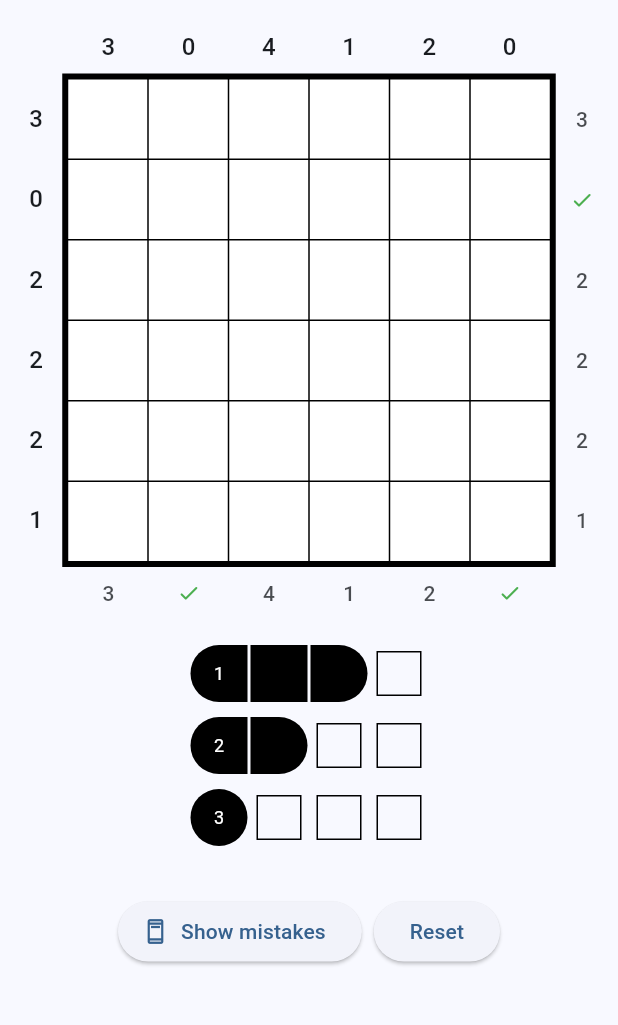
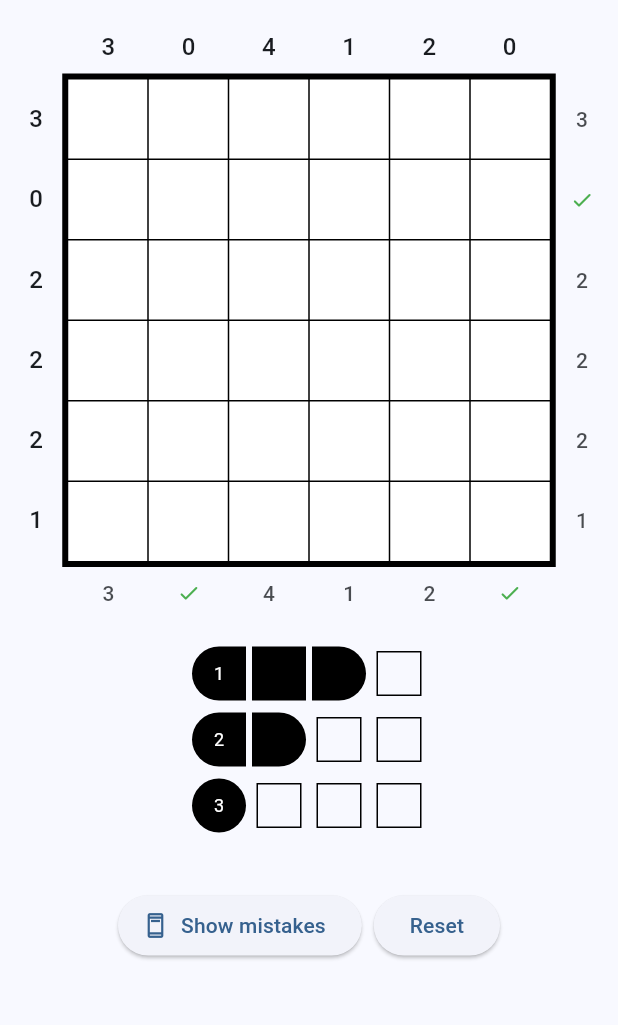
Before and after one commit to avidenie/battleships, a Flutter app: the screen it shows after launch, on a phone screen of 412 x 824 dp, the part 63-1088 px from its top. Run offline on Flutter 3.47's test engine with Material 2 defaults, Android fonts, the phone set to English and light mode, and no system bars; our stand-ins replace flutter_riverpod, freezed_annotation, riverpod_annotation; generated files the repository leaves out were written again.

Commit message:
feat: dynamic legend based on board size

```diff
--- /dev/null
+++ b/lib/models/game_data.dart
@@ -0,0 +1,18 @@
+import 'package:freezed_annotation/freezed_annotation.dart';
+
+part 'game_data.freezed.dart';
+
+@freezed
+class GameData with _$GameData {
+  const factory GameData({
+    @Default({
+      6: [(3, 1), (2, 2), (1, 3)],
+      7: [(4, 1), (3, 1), (2, 2), (1, 3)],
+      8: [(4, 1), (3, 2), (2, 3), (1, 3)],
+      10: [(5, 1), (4, 1), (3, 2), (2, 3), (1, 4)],
+      12: [(5, 1), (4, 1), (3, 2), (2, 4), (1, 4)],
+      15: [(5, 1), (4, 2), (3, 3), (2, 4), (1, 4)],
+    })
+    Map<int, List<(int, int)>> shipSizes,
+  }) = _GameData;
+}
--- a/lib/models/level_data.dart
+++ b/lib/models/level_data.dart
@@ -6,7 +6,8 @@ part 'level_data.freezed.dart';
 class LevelData with _$LevelData {
   const factory LevelData({
     required int size,
-    required List<int> grid,
+    required List<int> board,
+    required List<int> revealed,
     required List<int> rowSums,
     required List<int> colSums,
   }) = _LevelData;
--- /dev/null
+++ b/lib/providers/game.dart
@@ -0,0 +1,10 @@
+import 'package:riverpod_annotation/riverpod_annotation.dart';
+
+import '../models/game_data.dart';
+
+part 'game.g.dart';
+
+@riverpod
+GameData game(GameRef ref) {
+  return const GameData();
+}
--- a/lib/providers/level.dart
+++ b/lib/providers/level.dart
@@ -11,7 +11,8 @@ class Level extends _$Level {
   LevelData build() {
     return const LevelData(
       size: 6,
-      grid: [1],
+      board: [1],
+      revealed: [],
       rowSums: [3, 0, 2, 2, 2, 1, 3, 0, 2, 2, 2, 1, 3, 0, 2, 2, 2, 1],
       colSums: [3, 0, 4, 1, 2, 0, 3, 0, 4, 1, 2, 0, 3, 0, 4, 1, 2, 0],
     );
--- a/lib/widgets/legend.dart
+++ b/lib/widgets/legend.dart
@@ -1,44 +1,82 @@
+import 'dart:math';
+
 import 'package:flutter/material.dart';
+import 'package:flutter_riverpod/flutter_riverpod.dart';
 
-class Legend extends StatelessWidget {
+import '../providers/game.dart';
+import '../providers/level.dart';
+import 'ship.dart';
+
+class Legend extends ConsumerWidget {
   const Legend({super.key, required this.boardWidth});
 
   final double boardWidth;
 
   @override
-  Widget build(BuildContext context) {
+  Widget build(BuildContext context, WidgetRef ref) {
+    final gameData = ref.watch(gameProvider);
+    final level = ref.watch(levelProvider);
+    final (maxShipSize, maxShipCount) =
+        gameData.shipSizes[level.size]?[0] ?? (0, 0);
+    final tileCount = maxShipSize + maxShipCount;
+    final tileWidth = min(40.0, boardWidth / tileCount);
+
     return SizedBox(
-      width: boardWidth,
-      child: const Column(
+      width: tileWidth * tileCount,
+      child: Column(
         children: [
-          Row(
-            mainAxisAlignment: MainAxisAlignment.center,
-            children: [
-              _Ship(type: ShipType.left, count: 1),
-              _Ship(type: ShipType.middle),
-              _Ship(type: ShipType.right),
-              _Found(found: false)
-            ],
-          ),
-          SizedBox(height: 8),
-          Row(
-            mainAxisAlignment: MainAxisAlignment.center,
-            children: [
-              _Ship(type: ShipType.left, count: 2),
-              _Ship(type: ShipType.right),
-              _Found(found: true),
-              _Found(found: false)
-            ],
-          ),
-          SizedBox(height: 8),
-          Row(
-            mainAxisAlignment: MainAxisAlignment.center,
-            children: [
-              _Ship(type: ShipType.circle, count: 3),
-              _Found(found: false),
-              _Found(found: false),
-              _Found(found: true)
-            ],
+          ...List.generate(gameData.shipSizes[level.size]?.length ?? 0,
+              (index) => gameData.shipSizes[level.size]?[index]).map(
+            (shipSize) => shipSize != null
+                ? Padding(
+                    padding: const EdgeInsets.only(bottom: 4.0),
+                    child: Row(
+                      // mainAxisAlignment: MainAxisAlignment.center,
+                      children: [
+                        ...List.generate(
+                          shipSize.$1,
+                          (index) => SizedBox(
+                            width: tileWidth,
+                            height: tileWidth,
+                            child: Ship(
+                              type: index == 0
+                                  ? (shipSize.$1 == 1
+                                      ? ShipType.single
+                                      : ShipType.left)
+                                  : index == shipSize.$1 - 1
+                                      ? ShipType.right
+                                      : (shipSize.$1 == 1
+                                          ? ShipType.single
+                                          : ShipType.middle),
+                              child: index == 0
+                                  ? Align(
+                                      alignment: Alignment.center,
+                                      child: Text(
+                                        shipSize.$2.toString(),
+                                        style: Theme.of(context)
+                                            .textTheme
+                                            .bodySmall
+                                            ?.copyWith(
+                                                color: Theme.of(context)
+                                                    .colorScheme
+                                                    .onPrimary),
+                                      ),
+                                    )
+                                  : null,
+                            ),
+                          ),
+                        ),
+                        ...List.generate(
+                          shipSize.$2,
+                          (index) => _Found(
+                            found: false,
+                            size: tileWidth,
+                          ),
+                        )
+                      ],
+                    ),
+                  )
+                : const SizedBox(),
           ),
         ],
       ),
@@ -46,75 +84,33 @@ class Legend extends StatelessWidget {
   }
 }
 
-enum ShipType { left, right, middle, circle }
-
-class _Ship extends StatelessWidget {
-  const _Ship({required this.type, this.count});
-
-  final ShipType type;
-  final int? count;
-
-  @override
-  Widget build(BuildContext context) {
-    const radius = 20.0;
-    return SizedBox(
-      width: 40.0,
-      height: 40.0,
-      child: Padding(
-        padding: const EdgeInsets.all(1.0),
-        child: Container(
-          decoration: BoxDecoration(
-            borderRadius: BorderRadius.only(
-              topLeft: type == ShipType.left || type == ShipType.circle
-                  ? const Radius.circular(radius)
-                  : Radius.zero,
-              bottomLeft: type == ShipType.left || type == ShipType.circle
-                  ? const Radius.circular(radius)
-                  : Radius.zero,
-              topRight: type == ShipType.right || type == ShipType.circle
-                  ? const Radius.circular(radius)
-                  : Radius.zero,
-              bottomRight: type == ShipType.right || type == ShipType.circle
-                  ? const Radius.circular(radius)
-                  : Radius.zero,
-            ),
-            color: Colors.black,
-          ),
-          child: count != null && count! > 0
-              ? Align(
-                  alignment: Alignment.center,
-                  child: Text(
-                    count.toString(),
-                    style: Theme.of(context).textTheme.bodySmall?.copyWith(
-                        color: Theme.of(context).colorScheme.onPrimary),
-                  ),
-                )
-              : null,
-        ),
-      ),
-    ); // Handle your onTap
-  }
-}
-
 class _Found extends StatelessWidget {
-  const _Found({required this.found});
+  const _Found({required this.found, required this.size});
 
   final bool found;
+  final double size;
 
   @override
   Widget build(BuildContext context) {
     return Padding(
       padding: const EdgeInsets.all(4.0),
       child: SizedBox(
-        width: 32.0,
-        height: 32.0,
+        width: size - 8.0,
+        height: size - 8.0,
         child: Padding(
           padding: const EdgeInsets.all(1.0),
           child: Container(
             decoration: BoxDecoration(border: Border.all(width: 1.0)),
+            child: found
+                ? const Icon(
+                    Icons.check_rounded,
+                    size: 20.0,
+                    color: Colors.green,
+                  )
+                : null,
           ),
         ),
       ),
-    ); // Handle your onTap
+    );
   }
 }
--- /dev/null
+++ b/lib/widgets/ship.dart
@@ -0,0 +1,50 @@
+import 'package:flutter/material.dart';
+
+enum ShipType { left, right, top, bottom, middle, single }
+
+class Ship extends StatelessWidget {
+  const Ship({super.key, required this.type, this.child});
+
+  final ShipType type;
+  final Widget? child;
+
+  @override
+  Widget build(BuildContext context) {
+    return LayoutBuilder(
+      builder: (context, constraints) {
+        final radius = ((constraints.maxWidth - 2) / 2).floorToDouble() + 2;
+        return Padding(
+          padding: const EdgeInsets.all(2.0),
+          child: Container(
+            decoration: BoxDecoration(
+              borderRadius: BorderRadius.only(
+                topLeft: type == ShipType.top ||
+                        type == ShipType.left ||
+                        type == ShipType.single
+                    ? Radius.circular(radius)
+                    : Radius.zero,
+                bottomLeft: type == ShipType.bottom ||
+                        type == ShipType.left ||
+                        type == ShipType.single
+                    ? Radius.circular(radius)
+                    : Radius.zero,
+                topRight: type == ShipType.top ||
+                        type == ShipType.right ||
+                        type == ShipType.single
+                    ? Radius.circular(radius)
+                    : Radius.zero,
+                bottomRight: type == ShipType.bottom ||
+                        type == ShipType.right ||
+                        type == ShipType.single
+                    ? Radius.circular(radius)
+                    : Radius.zero,
+              ),
+              color: Colors.black,
+            ),
+            child: child,
+          ),
+        );
+      },
+    );
+  }
+}
--- a/lib/widgets/tile.dart
+++ b/lib/widgets/tile.dart
@@ -4,6 +4,7 @@ import 'package:flutter_riverpod/flutter_riverpod.dart';
 import '../providers/tile_controller.dart';
 import '../models/tile_state.dart';
 import '../providers/level.dart';
+import 'ship.dart';
 
 class Tile extends ConsumerWidget {
   const Tile({super.key, required this.index});
@@ -49,9 +50,12 @@ class _TileContent extends ConsumerWidget {
 
   @override
   Widget build(BuildContext context, WidgetRef ref) {
+    final tileState = ref.watch(tileControllerProvider(index: index));
+    if (tileState.current != TileType.ship) {
+      return const SizedBox();
+    }
+
     final level = ref.watch(levelProvider);
-    final tileState = ref.watch(tileControllerProvider(index: index));
-
     final row = (index / level.size).floor();
     final column = index % level.size;
 
@@ -75,46 +79,37 @@ class _TileContent extends ConsumerWidget {
         ? ref.watch(tileControllerProvider(index: rightIndex))
         : null;
 
-    return LayoutBuilder(
-      builder: (context, constraints) {
-        final radius = ((constraints.maxWidth - 2) / 2).floorToDouble();
-        return Padding(
-          padding: const EdgeInsets.all(2.0),
-          child: tileState.current == TileType.ship
-              ? Container(
-                  decoration: BoxDecoration(
-                    borderRadius: BorderRadius.only(
-                      topLeft: top?.current == TileType.ship ||
-                              left?.current == TileType.ship ||
-                              (bottom?.current == TileType.ship &&
-                                  right?.current == TileType.ship)
-                          ? Radius.zero
-                          : Radius.circular(radius),
-                      topRight: top?.current == TileType.ship ||
-                              right?.current == TileType.ship ||
-                              (bottom?.current == TileType.ship &&
-                                  left?.current == TileType.ship)
-                          ? Radius.zero
-                          : Radius.circular(radius),
-                      bottomLeft: bottom?.current == TileType.ship ||
-                              left?.current == TileType.ship ||
-                              (top?.current == TileType.ship &&
-                                  right?.current == TileType.ship)
-                          ? Radius.zero
-                          : Radius.circular(radius),
-                      bottomRight: bottom?.current == TileType.ship ||
-                              right?.current == TileType.ship ||
-                              (top?.current == TileType.ship &&
-                                  left?.current == TileType.ship)
-                          ? Radius.zero
-                          : Radius.circular(radius),
-                    ),
-                    color: Colors.black,
-                  ),
-                )
-              : null,
-        );
-      },
-    ); // Handle your onTap
+    if (left?.current != TileType.ship &&
+        right?.current != TileType.ship &&
+        top?.current != TileType.ship &&
+        bottom?.current != TileType.ship) {
+      return const Ship(type: ShipType.single);
+    }
+
+    if (left?.current != TileType.ship &&
+        top?.current != TileType.ship &&
+        bottom?.current != TileType.ship) {
+      return const Ship(type: ShipType.left);
+    }
+
+    if (right?.current != TileType.ship &&
+        top?.current != TileType.ship &&
+        bottom?.current != TileType.ship) {
+      return const Ship(type: ShipType.right);
+    }
+
+    if (top?.current != TileType.ship &&
+        left?.current != TileType.ship &&
+        right?.current != TileType.ship) {
+      return const Ship(type: ShipType.top);
+    }
+
+    if (bottom?.current != TileType.ship &&
+        left?.current != TileType.ship &&
+        right?.current != TileType.ship) {
+      return const Ship(type: ShipType.bottom);
+    }
+
+    return const Ship(type: ShipType.middle);
   }
 }
```
